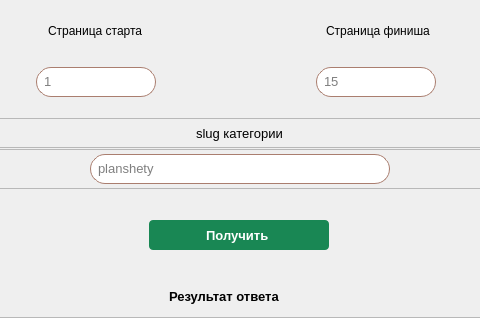
Above: pages/api/api_get_idd/UI_window.ui from Gatalist/qt_application before the change; both pictures show x 134 to 614 and y 0 to 328 of the 747 by 678 pixel window. Below: the same form after it.
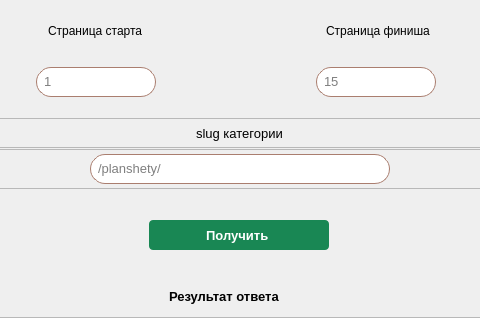
That is the form after the change. Icons and pictures are not drawn.

Commit message: fix blocked interface for api get cards id

The edit to the form file:
```diff
--- a/pages/api/api_get_idd/UI_window.ui
+++ b/pages/api/api_get_idd/UI_window.ui
@@ -558,7 +558,7 @@
             <bool>false</bool>
            </property>
            <property name="placeholderText">
-            <string>planshety</string>
+            <string>/planshety/</string>
            </property>
            <property name="clearButtonEnabled">
             <bool>true</bool>
```
The commit also changes 4 other files.
